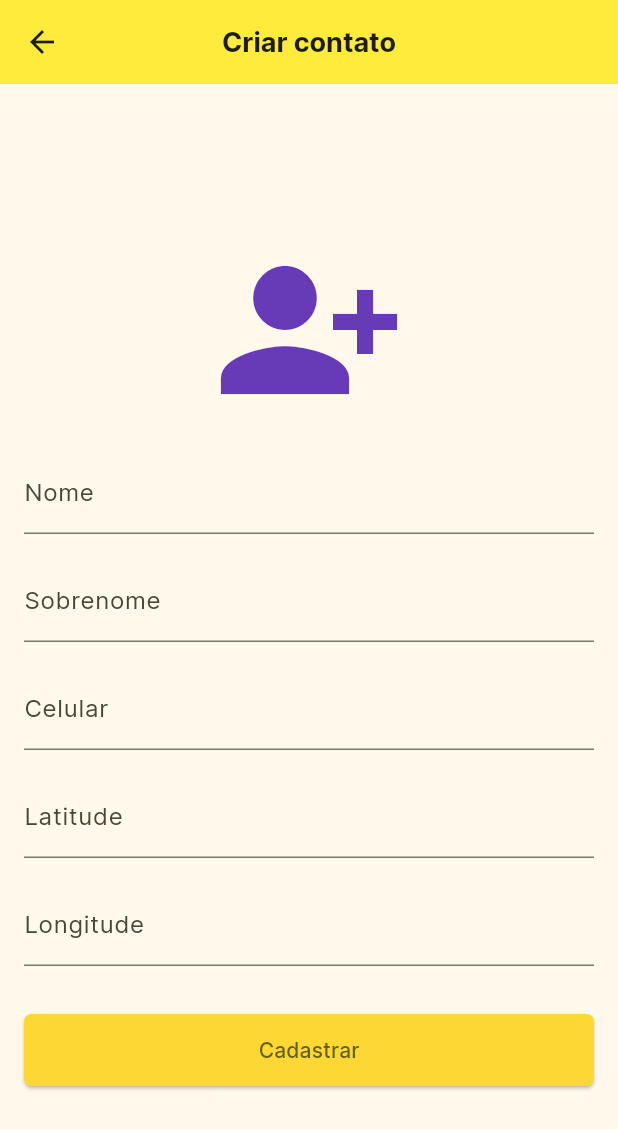
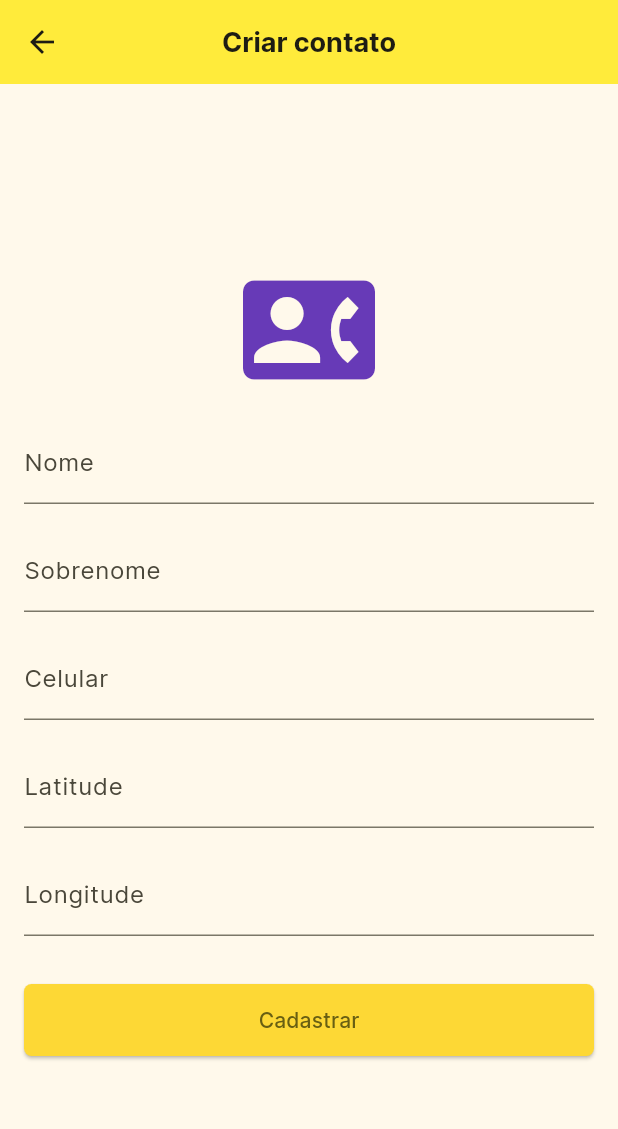
Before and after one commit to marcosmacedoo/app_contacts, a Flutter app: the CreateContact screen opened directly, on a phone screen of 412 x 824 dp. Shown: the top 1129 px of the screen. Run offline on Flutter 3.47's test engine with Material 2 defaults, Android fonts, the phone set to English and light mode, and no system bars; our stand-ins replace geolocator, google_maps_flutter; network calls fail.

Commit message:
fix: overflow screen new contact

```diff
--- a/lib/pages/create_contact.dart
+++ b/lib/pages/create_contact.dart
@@ -27,14 +27,16 @@ class _CreateContact extends State<CreateContact> {
         centerTitle: true,
       ),
       body: Center(
+          child: SingleChildScrollView(
+        reverse: true,
         child: Padding(
           padding: const EdgeInsets.symmetric(horizontal: 16.0),
           child: Column(
             mainAxisAlignment: MainAxisAlignment.center,
             children: [
               const Icon(
-              Icons.person_add_alt_1,
-              size: 128,
+                Icons.contact_phone,
+                size: 88,
                 color: Colors.deepPurple,
               ),
               InputLarge(
@@ -63,6 +65,7 @@ class _CreateContact extends State<CreateContact> {
               )
             ],
           ),
+        ),
       )),
     );
   }
```
Lines whose indentation alone changed are shown as unchanged.
